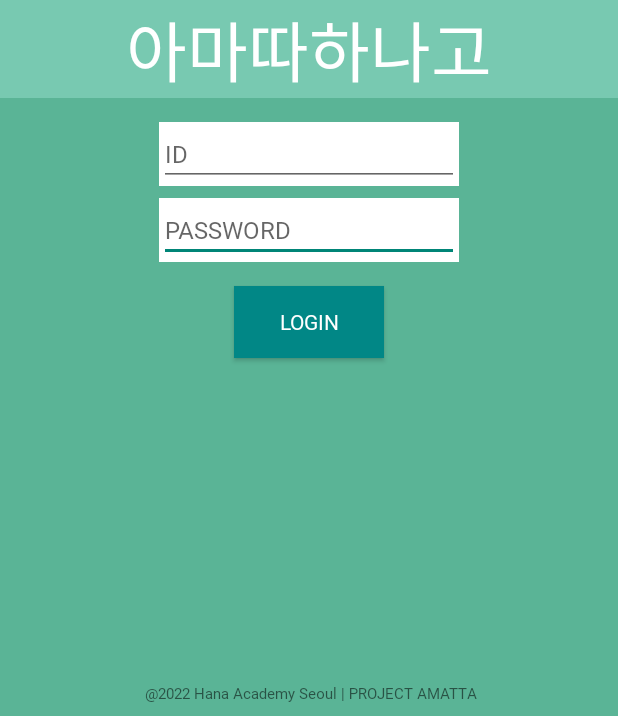
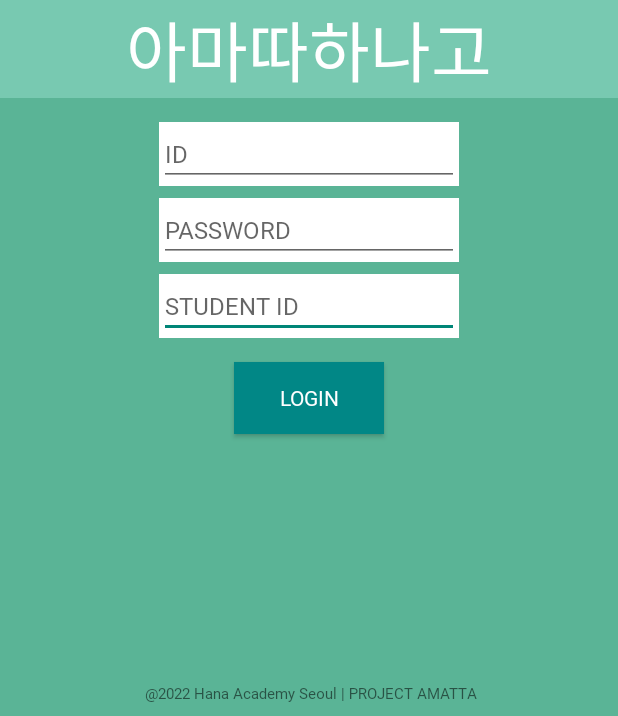
Before and after one commit to haechilim/amadda, an Android app: the screen it shows after launch (LoginActivity), on a phone screen of 412 x 824 dp, the part 520-1236 px from its top. Run offline under Robolectric (Android 15) with nearby library versions, the phone set to English and light mode, and no system bars.

Commit message:
학번 입력

```diff
--- a/app/a_matta_library/app/src/main/java/com/example/a_matta_library/LoginActivity.java
+++ b/app/a_matta_library/app/src/main/java/com/example/a_matta_library/LoginActivity.java
@@ -14,6 +14,7 @@ import com.google.android.material.textfield.TextInputEditText;
 public class LoginActivity extends AppCompatActivity {
     private TextInputEditText inputId;
     private TextInputEditText inputPassword;
+    private TextInputEditText inputNum;
 
     @Override
     protected void onCreate(Bundle savedInstanceState) {
@@ -22,12 +23,14 @@ public class LoginActivity extends AppCompatActivity {
 
         inputId = findViewById(R.id.id);
         inputPassword = findViewById(R.id.password);
+        inputNum = findViewById(R.id.num);
 
         findViewById(R.id.login).setOnClickListener(new View.OnClickListener() {
             @Override
             public void onClick(View v) {
                 String id = inputId.getText().toString().trim();
                 String password = inputPassword.getText().toString().trim();
+                int num = Integer.parseInt(inputNum.getText().toString().trim());
 
                 if(!checkValidation(id, password)) return;
 
@@ -37,6 +40,7 @@ public class LoginActivity extends AppCompatActivity {
                         SharedPreferences.Editor editor = sharedPreferences.edit();
                         editor.putString("id", id);
                         editor.putString("password", password);
+                        editor.putInt("num", num);
                         editor.commit();
 
                         Intent intent = new Intent(getApplicationContext(), MainActivity.class);
--- a/app/a_matta_library/app/src/main/java/com/example/a_matta_library/sub_2_kyokyo_settings.java
+++ b/app/a_matta_library/app/src/main/java/com/example/a_matta_library/sub_2_kyokyo_settings.java
@@ -1,5 +1,6 @@
 package com.example.a_matta_library;
 
+import android.content.SharedPreferences;
 import android.os.Bundle;
 import android.view.View;
 import android.widget.AdapterView;
@@ -22,6 +23,7 @@ public class sub_2_kyokyo_settings extends AppCompatActivity {
     private ArrayList<String> object, classroom, loud;
     private ArrayAdapter<String> arrayAdapter1, arrayAdapter2, arrayAdapter3, arrayAdapter4;
     private EditText inputTitle;
+    private int num;
 
     @Override
     protected void onCreate(@Nullable Bundle savedInstanceState) {
@@ -43,6 +45,9 @@ public class sub_2_kyokyo_settings extends AppCompatActivity {
 
         spinner1.setAdapter(arrayAdapter1);
         spinner3.setAdapter(arrayAdapter3);
+
+        SharedPreferences sharedPreferences = getSharedPreferences("account", MODE_PRIVATE);
+        num = sharedPreferences.getInt("num", 0);
 
         bindEvents();
         initClassrooms();
@@ -66,7 +71,7 @@ public class sub_2_kyokyo_settings extends AppCompatActivity {
                 selectedIndex -= numbers[i];
             }
 
-            ApiManager.applicationFormat(30417, i, selectedIndex, title, object, loud, teacher, success -> {
+            ApiManager.applicationFormat(num, i + 1, selectedIndex, title, object, loud, teacher, success -> {
                 Util.toast(this, "교과교실 설정이 변경되었습니다.", false);
                 finish();
             });
--- a/app/a_matta_library/app/src/main/res/layout/activity_login.xml
+++ b/app/a_matta_library/app/src/main/res/layout/activity_login.xml
@@ -19,7 +19,7 @@
         android:textSize="14sp"
         app:layout_constraintEnd_toEndOf="parent"
         app:layout_constraintStart_toStartOf="parent"
-        app:layout_constraintTop_toBottomOf="@id/input_password"
+        app:layout_constraintTop_toBottomOf="@id/input_num"
         tools:ignore="TextContrastCheck" />
 
     <LinearLayout
@@ -89,6 +89,28 @@
         app:layout_constraintTop_toBottomOf="@id/login_logo" />
 
     <LinearLayout
+        android:id="@+id/input_num"
+        style="@style/Widget.MaterialComponents.TextInputLayout.OutlinedBox"
+        android:layout_width="200dp"
+        android:layout_height="wrap_content"
+        android:layout_marginTop="8dp"
+        android:background="@color/white"
+        app:layout_constraintEnd_toEndOf="@id/bottom"
+        app:layout_constraintStart_toStartOf="parent"
+        app:layout_constraintTop_toBottomOf="@id/input_password">
+
+        <com.google.android.material.textfield.TextInputEditText
+            android:id="@+id/num"
+            android:layout_width="match_parent"
+            android:layout_height="wrap_content"
+            android:fontFamily="@font/prtd_smb"
+            android:hint="STUDENT ID"
+            android:inputType="number"
+            android:textColor="@color/black"
+            android:textSize="16sp" />
+    </LinearLayout>
+
+    <LinearLayout
         android:id="@+id/input_password"
         style="@style/Widget.MaterialComponents.TextInputLayout.OutlinedBox"
         android:layout_width="200dp"
```
